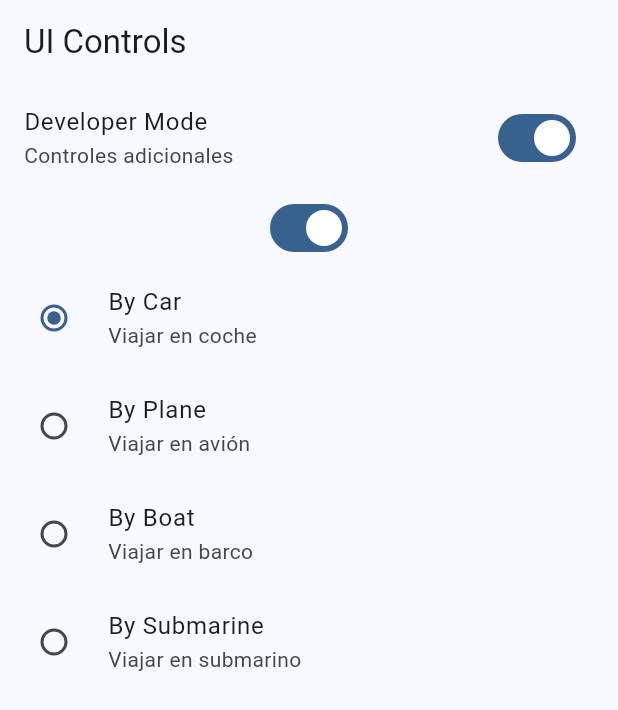
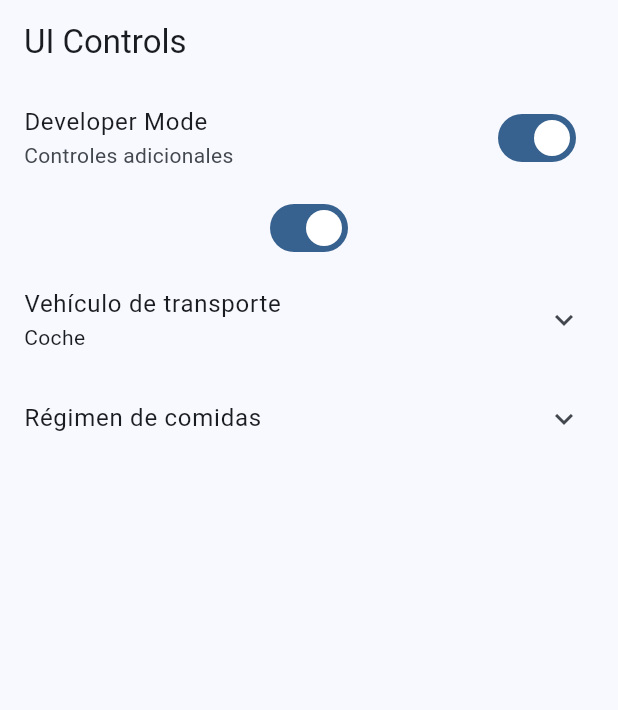
Before and after one commit to fisico-alienado/widgets-app-flutter, a Flutter app: the UiControlsScreen screen opened by its route, on a phone screen of 412 x 824 dp. Shown: the top 710 px of the screen. Run offline on Flutter 3.47's test engine with Material 2 defaults, Android fonts, the phone set to English and light mode, and no system bars; our stand-ins replace go_router.

Commit message:
UI controllers como CheckBoxTile y ExpansionTile

```diff
--- a/lib/config/theme/app_theme.dart
+++ b/lib/config/theme/app_theme.dart
@@ -27,7 +27,7 @@ class AppTheme {
       colorSchemeSeed: colorList[selectedColor],
       appBarTheme: const AppBarTheme(
         centerTitle: false
-      )
+      ),
       // brightness: Brightness.dark
       // brightness: Brightness.light
     );
--- a/lib/presentation/screens/ui_controls/ui_controls_screen.dart
+++ b/lib/presentation/screens/ui_controls/ui_controls_screen.dart
@@ -37,6 +37,26 @@ class _UiControlsViewState extends State<_UiControlsView> {
 
   bool isDeveloper = true;
   Transportation selectedTransportation = Transportation.car;
+  bool wantsBreakfast = false;
+  bool wantsLunch = false;
+  bool wantsDinner = false;
+
+  String showTransportation(){ // * Mi personalización
+    final String transportation;
+    if(selectedTransportation == Transportation.car){
+      transportation = 'Coche';
+    }
+    else if(selectedTransportation == Transportation.plane){
+      transportation = 'Avión';
+    }
+    else if(selectedTransportation == Transportation.boat){
+      transportation = 'Barco';
+    }
+    else{
+      transportation = 'Submarino';
+    }
+    return transportation;
+  }
 
   @override
   Widget build(BuildContext context) {
@@ -61,6 +81,11 @@ class _UiControlsViewState extends State<_UiControlsView> {
           })
         ),
 
+        ExpansionTile(
+          title: const Text('Vehículo de transporte'),
+          subtitle: Text(showTransportation()), // * Mi personalizacion
+          // subtitle: Text('$selectedTransportation'),
+          children: [
             RadioListTile(
               title: const Text('By Car'),
               subtitle: const Text('Viajar en coche'),
@@ -100,7 +125,35 @@ class _UiControlsViewState extends State<_UiControlsView> {
                 selectedTransportation = Transportation.submarine;
               })
             ),
+          ],
+        ),
 
+        ExpansionTile(
+          title: const Text('Régimen de comidas'),
+          children: [
+            CheckboxListTile(
+              title: const Text('¿Incluir desayuno?'),
+              value: wantsBreakfast,
+              onChanged: (value) => setState(() {
+                wantsBreakfast = !wantsBreakfast;
+              })
+            ),
+            CheckboxListTile(
+              title: const Text('¿Incluir comida?'),
+              value: wantsLunch,
+              onChanged: (value) => setState(() {
+                wantsLunch = !wantsLunch;
+              })
+            ),
+            CheckboxListTile(
+              title: const Text('¿Incluir cena?'),
+              value: wantsDinner,
+              onChanged: (value) => setState(() {
+                wantsDinner = !wantsDinner;
+              })
+            ),
+          ],
+        ),
       ],
     );
   }
```
Also changed, not shown: 1 other file. Lines whose indentation alone changed are shown as unchanged.
